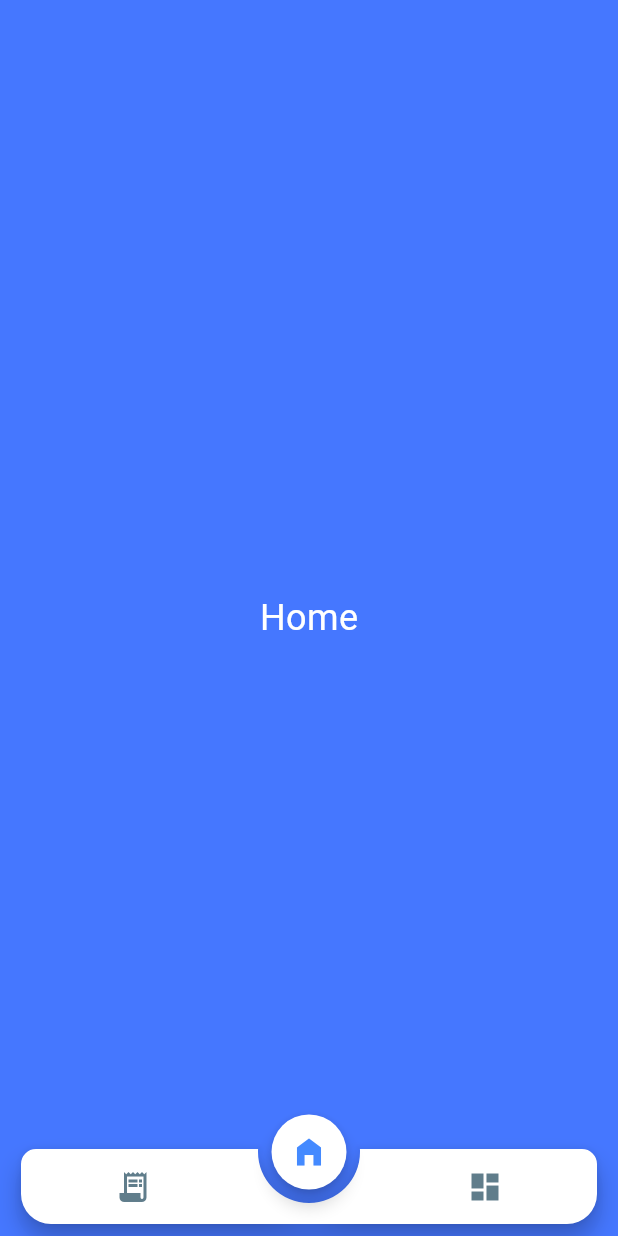
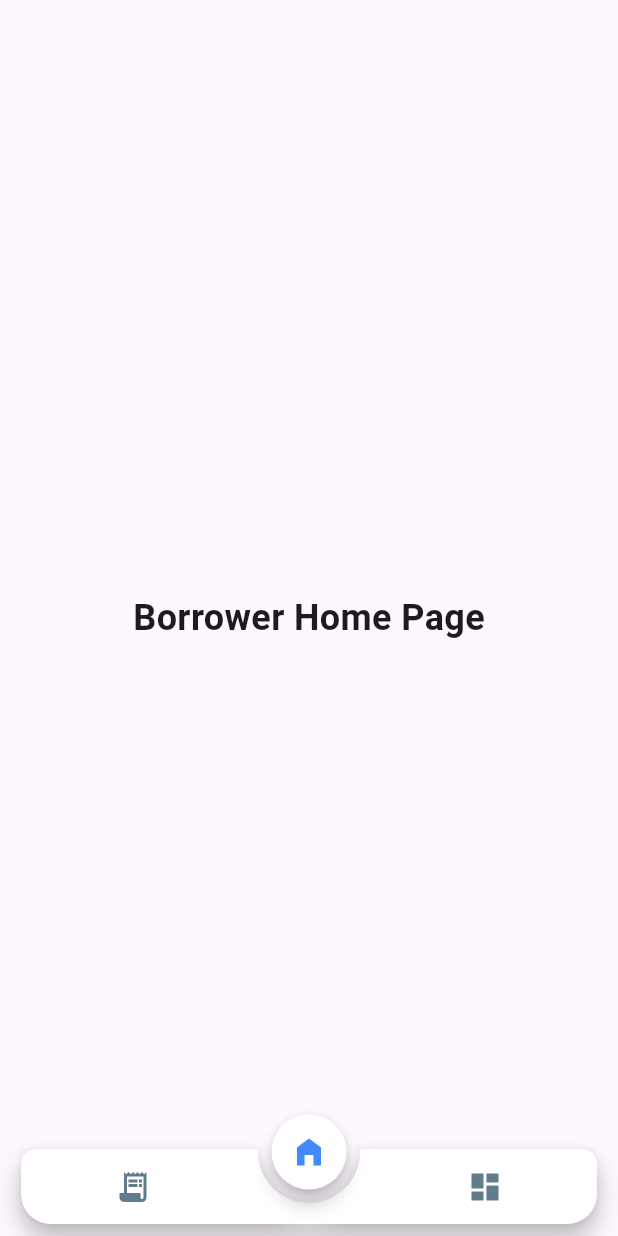
Before and after one commit to kimmysoybad404/project_mobile, a Flutter app: the screen it shows after launch, on a phone screen of 412 x 824 dp. Run offline on Flutter 3.47's test engine with Material 3 defaults, Android fonts, the phone set to English and light mode, and no system bars; drawn by our look-alikes of animated_notch_bottom_bar.

Commit message:
Demo : Check Role BottomBar

```diff
--- a/lib/Borrower/home_page.dart
+++ b/lib/Borrower/home_page.dart
@@ -0,0 +1,22 @@
+import 'package:flutter/material.dart';
+
+class HomeBorrower extends StatefulWidget {
+  const HomeBorrower({super.key});
+
+  @override
+  State<HomeBorrower> createState() => _HomeBorrowerState();
+}
+
+class _HomeBorrowerState extends State<HomeBorrower> {
+  @override
+  Widget build(BuildContext context) {
+    return Scaffold(
+      body: Center(
+        child: Text(
+          'Borrower Home Page',
+          style: TextStyle(fontSize: 24, fontWeight: FontWeight.bold),
+        ),
+      ),
+    );
+  }
+}
--- a/lib/BottomBar.dart
+++ b/lib/BottomBar.dart
@@ -1,5 +1,6 @@
 import 'package:flutter/material.dart';
 import 'package:animated_notch_bottom_bar/animated_notch_bottom_bar/animated_notch_bottom_bar.dart';
+import 'package:project_mobile/Borrower/home_page.dart';
 
 class BottomBar extends StatefulWidget {
   const BottomBar({super.key});
@@ -9,38 +10,55 @@ class BottomBar extends StatefulWidget {
 }
 
 class _BottomBarState extends State<BottomBar> {
+  int role = 1;
   final PageController _pageController = PageController(initialPage: 1);
   final NotchBottomBarController _controller = NotchBottomBarController(
     index: 1,
   );
 
-  final List<Widget> _pages = [
-    const Center(
-      child: Text(
-        'Request',
-        style: TextStyle(fontSize: 24, color: Colors.white),
+  final List<List<IconData>> roleIcons = [
+    [],
+    [Icons.receipt_long, Icons.home_filled, Icons.dashboard],
+    [Icons.receipt_long, Icons.home, Icons.dashboard],
+    [Icons.edit, Icons.home, Icons.dashboard],
+  ];
+
+  List<Widget> CheckRole() {
+    switch (role) {
+      case 1:
+        return [const Scaffold(), const HomeBorrower(), const Scaffold()];
+      case 2:
+        return [const Scaffold(), const Scaffold(), const Scaffold()];
+      case 3:
+        return [const Scaffold(), const Scaffold(), const Scaffold()];
+      default:
+        return [const Scaffold()];
+    }
+  }
+
+  List<BottomBarItem> BottomBar() {
+    final icons = roleIcons[role];
+    return List.generate(
+      icons.length,
+      (index) => BottomBarItem(
+        inActiveItem: Icon(icons[index], color: Colors.blueGrey),
+        activeItem: Icon(icons[index], color: Colors.blueAccent),
       ),
-    ),
-    const Center(
-      child: Text('Home', style: TextStyle(fontSize: 24, color: Colors.white)),
-    ),
-    const Center(
-      child: Text(
-        'Dashboard',
-        style: TextStyle(fontSize: 24, color: Colors.white),
-      ),
-    ),
-  ];
+    );
+  }
 
   @override
   Widget build(BuildContext context) {
+    final Pages = CheckRole();
+    final BottomBarNAJA = BottomBar();
+
     return SafeArea(
       child: Scaffold(
         backgroundColor: const Color.fromARGB(248, 64, 115, 255),
         extendBody: true,
         body: PageView(
           controller: _pageController,
-          children: _pages,
+          children: Pages,
           onPageChanged: (index) {
             _controller.index = index;
           },
@@ -52,21 +70,7 @@ class _BottomBarState extends State<BottomBar> {
           shadowElevation: 5,
           removeMargins: false,
           bottomBarHeight: 50,
-
-          bottomBarItems: const [
-            BottomBarItem(
-              inActiveItem: Icon(Icons.receipt_long, color: Colors.blueGrey),
-              activeItem: Icon(Icons.receipt_long, color: Colors.blueAccent),
-            ),
-            BottomBarItem(
-              inActiveItem: Icon(Icons.home_filled, color: Colors.blueGrey),
-              activeItem: Icon(Icons.home_filled, color: Colors.blueAccent),
-            ),
-            BottomBarItem(
-              inActiveItem: Icon(Icons.dashboard, color: Colors.blueGrey),
-              activeItem: Icon(Icons.dashboard, color: Colors.blueAccent),
-            ),
-          ],
+          bottomBarItems: BottomBarNAJA,
           onTap: (index) {
             _pageController.jumpToPage(index);
           },
```
